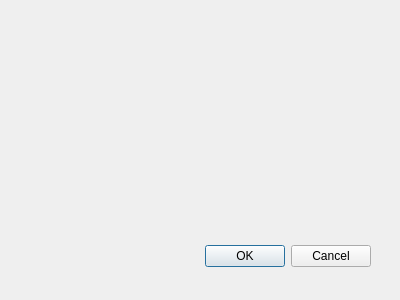
Before: the Qt Designer form trade.ui in hewidow/CTP_QT, drawn with Qt 5.
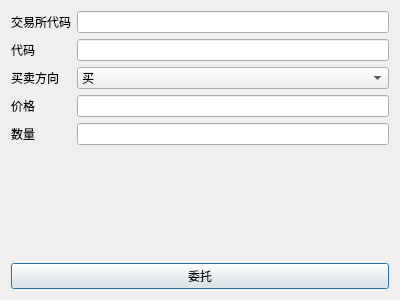
After: the same form once the commit is applied.

Commit message: 参照https://github.com/zhuzhenpeng/CTP-TradeServer/blob/master/TradeServer/CommandQueue.cpp，完成每隔一秒调用一次api

What changed in the file:
```diff
--- a/trade.ui
+++ b/trade.ui
@@ -15,22 +15,84 @@
   <property name="windowTitle">
    <string>Dialog</string>
   </property>
-  <widget name="buttonBox" class="QDialogButtonBox">
-   <property name="geometry">
-    <rect>
-     <x>30</x>
-     <y>240</y>
-     <width>341</width>
-     <height>32</height>
-    </rect>
-   </property>
-   <property name="orientation">
-    <enum>Qt::Horizontal</enum>
-   </property>
-   <property name="standardButtons">
-    <set>QDialogButtonBox::Cancel|QDialogButtonBox::Ok</set>
-   </property>
-  </widget>
+  <layout class="QVBoxLayout" name="verticalLayout">
+   <item>
+    <layout class="QFormLayout" name="formLayout">
+     <item row="1" column="0">
+      <widget class="QLabel" name="label">
+       <property name="text">
+        <string>代码</string>
+       </property>
+      </widget>
+     </item>
+     <item row="2" column="0">
+      <widget class="QLabel" name="label_2">
+       <property name="text">
+        <string>买卖方向</string>
+       </property>
+      </widget>
+     </item>
+     <item row="3" column="0">
+      <widget class="QLabel" name="label_3">
+       <property name="text">
+        <string>价格</string>
+       </property>
+      </widget>
+     </item>
+     <item row="4" column="0">
+      <widget class="QLabel" name="label_4">
+       <property name="text">
+        <string>数量</string>
+       </property>
+      </widget>
+     </item>
+     <item row="1" column="1">
+      <widget class="QLineEdit" name="InstrumentID"/>
+     </item>
+     <item row="3" column="1">
+      <widget class="QLineEdit" name="LimitPrice"/>
+     </item>
+     <item row="4" column="1">
+      <widget class="QLineEdit" name="VolumeTotalOriginal"/>
+     </item>
+     <item row="2" column="1">
+      <widget class="QComboBox" name="Direction">
+       <item>
+        <property name="text">
+         <string>买</string>
+        </property>
+       </item>
+       <item>
+        <property name="text">
+         <string>卖</string>
+        </property>
+       </item>
+      </widget>
+     </item>
+     <item row="0" column="0">
+      <widget class="QLabel" name="label_5">
+       <property name="text">
+        <string>交易所代码</string>
+       </property>
+      </widget>
+     </item>
+     <item row="0" column="1">
+      <widget class="QLineEdit" name="ExchangeID">
+       <property name="text">
+        <string/>
+       </property>
+      </widget>
+     </item>
+    </layout>
+   </item>
+   <item>
+    <widget class="QPushButton" name="pushButton">
+     <property name="text">
+      <string>委托</string>
+     </property>
+    </widget>
+   </item>
+  </layout>
  </widget>
  <pixmapfunction/>
  <resources/>
```
Left out of the diff: 52 changed lines with no effect on the pictures. The commit also changes 25 other files.
